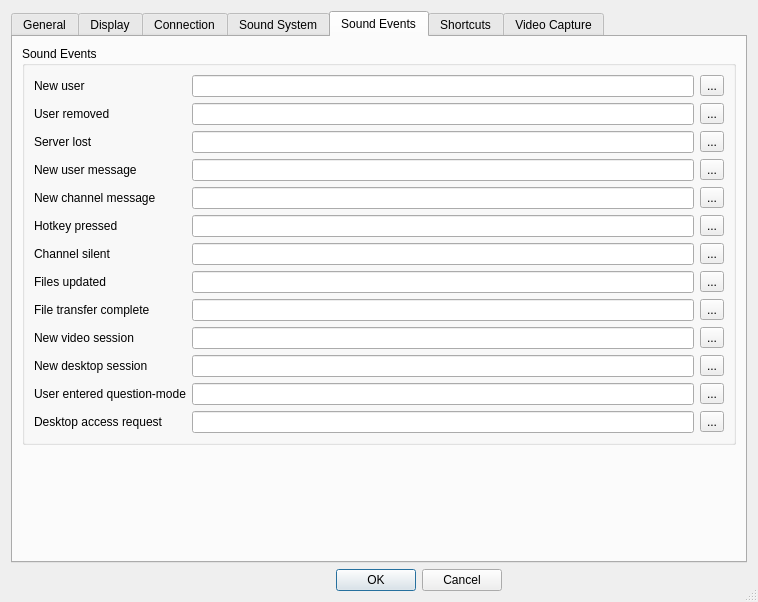
First picture: the form in Client/qtTeamTalk/preferences.ui, repository Vector1990/TeamTalk5, before the edit.
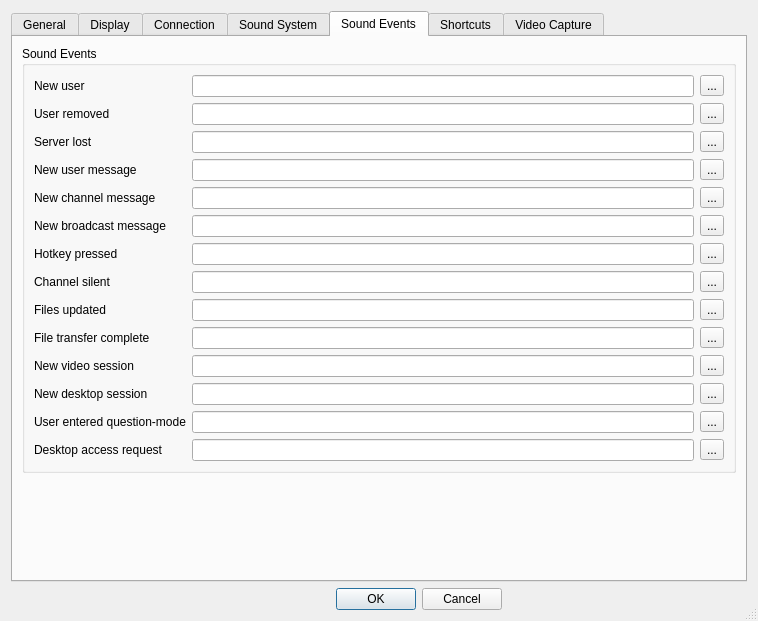
Second picture: the form after the edit. The open tabs and pages were chosen to show the change. Icons and pictures are not drawn.

Commit message: Qt Client support for broadcast message

```diff
--- a/Client/qtTeamTalk/preferences.ui
+++ b/Client/qtTeamTalk/preferences.ui
@@ -7,7 +7,7 @@
     <x>0</x>
     <y>0</y>
     <width>758</width>
-    <height>602</height>
+    <height>621</height>
    </rect>
   </property>
   <property name="windowTitle">
@@ -1154,31 +1154,42 @@
          <layout class="QHBoxLayout" name="horizontalLayout_14">
           <item>
            <layout class="QGridLayout" name="gridLayout_4">
-            <item row="0" column="0">
-             <widget class="QLabel" name="label_16">
+            <item row="1" column="2">
+             <widget class="QToolButton" name="rmuserButton">
               <property name="text">
-               <string>New user</string>
+               <string notr="true">...</string>
               </property>
-              <property name="buddy">
-               <cstring>newuserEdit</cstring>
+             </widget>
+            </item>
+            <item row="0" column="2">
+             <widget class="QToolButton" name="newuserButton">
+              <property name="sizePolicy">
+               <sizepolicy hsizetype="Minimum" vsizetype="Fixed">
+                <horstretch>0</horstretch>
+                <verstretch>0</verstretch>
+               </sizepolicy>
               </property>
+              <property name="text">
+               <string notr="true">...</string>
+              </property>
              </widget>
             </item>
-            <item row="0" column="1">
-             <widget class="QLineEdit" name="newuserEdit"/>
-            </item>
-            <item row="1" column="0">
-             <widget class="QLabel" name="label_17">
+            <item row="12" column="0">
+             <widget class="QLabel" name="label_38">
               <property name="text">
-               <string>User removed</string>
+               <string>User entered question-mode</string>
               </property>
               <property name="buddy">
-               <cstring>rmuserEdit</cstring>
+               <cstring>questionmodeEdit</cstring>
               </property>
              </widget>
             </item>
-            <item row="1" column="1">
-             <widget class="QLineEdit" name="rmuserEdit"/>
+            <item row="5" column="0">
+             <widget class="QLabel" name="label_36">
+              <property name="text">
+               <string>New broadcast message</string>
+              </property>
+             </widget>
             </item>
             <item row="2" column="0">
              <widget class="QLabel" name="label_18">
@@ -1190,8 +1201,11 @@
               </property>
              </widget>
             </item>
-            <item row="2" column="1">
-             <widget class="QLineEdit" name="srvlostEdit"/>
+            <item row="12" column="1">
+             <widget class="QLineEdit" name="questionmodeEdit"/>
+            </item>
+            <item row="3" column="1">
+             <widget class="QLineEdit" name="usermsgEdit"/>
             </item>
             <item row="3" column="0">
              <widget class="QLabel" name="label_19">
@@ -1203,23 +1217,35 @@
               </property>
              </widget>
             </item>
-            <item row="3" column="1">
-             <widget class="QLineEdit" name="usermsgEdit"/>
+            <item row="6" column="2">
+             <widget class="QToolButton" name="hotkeyButton">
+              <property name="text">
+               <string notr="true">...</string>
+              </property>
+             </widget>
             </item>
-            <item row="4" column="0">
-             <widget class="QLabel" name="label_20">
+            <item row="13" column="2">
+             <widget class="QToolButton" name="desktopaccessBtn">
               <property name="text">
-               <string>New channel message</string>
+               <string>...</string>
               </property>
-              <property name="buddy">
-               <cstring>chanmsgEdit</cstring>
+             </widget>
+            </item>
+            <item row="12" column="2">
+             <widget class="QToolButton" name="questionmodeBtn">
+              <property name="text">
+               <string>...</string>
               </property>
              </widget>
             </item>
-            <item row="4" column="1">
-             <widget class="QLineEdit" name="chanmsgEdit"/>
+            <item row="10" column="2">
+             <widget class="QToolButton" name="videosessionButton">
+              <property name="text">
+               <string notr="true">...</string>
+              </property>
+             </widget>
             </item>
-            <item row="5" column="0">
+            <item row="6" column="0">
              <widget class="QLabel" name="label_21">
               <property name="text">
                <string>Hotkey pressed</string>
@@ -1229,23 +1255,7 @@
               </property>
              </widget>
             </item>
-            <item row="5" column="1">
-             <widget class="QLineEdit" name="hotkeyEdit"/>
-            </item>
-            <item row="6" column="0">
-             <widget class="QLabel" name="label_22">
-              <property name="text">
-               <string>Channel silent</string>
-              </property>
-              <property name="buddy">
-               <cstring>chansilentEdit</cstring>
-              </property>
-             </widget>
-            </item>
-            <item row="6" column="1">
-             <widget class="QLineEdit" name="chansilentEdit"/>
-            </item>
-            <item row="7" column="0">
+            <item row="8" column="0">
              <widget class="QLabel" name="label_23">
               <property name="text">
                <string>Files updated</string>
@@ -1255,105 +1265,10 @@
               </property>
              </widget>
             </item>
-            <item row="7" column="1">
-             <widget class="QLineEdit" name="fileupdEdit"/>
+            <item row="0" column="1">
+             <widget class="QLineEdit" name="newuserEdit"/>
             </item>
-            <item row="8" column="0">
-             <widget class="QLabel" name="label_24">
-              <property name="text">
-               <string>File transfer complete</string>
-              </property>
-              <property name="buddy">
-               <cstring>transferdoneEdit</cstring>
-              </property>
-             </widget>
-            </item>
-            <item row="8" column="1">
-             <widget class="QLineEdit" name="transferdoneEdit"/>
-            </item>
-            <item row="0" column="2">
-             <widget class="QToolButton" name="newuserButton">
-              <property name="sizePolicy">
-               <sizepolicy hsizetype="Minimum" vsizetype="Fixed">
-                <horstretch>0</horstretch>
-                <verstretch>0</verstretch>
-               </sizepolicy>
-              </property>
-              <property name="text">
-               <string notr="true">...</string>
-              </property>
-             </widget>
-            </item>
-            <item row="1" column="2">
-             <widget class="QToolButton" name="rmuserButton">
-              <property name="text">
-               <string notr="true">...</string>
-              </property>
-             </widget>
-            </item>
-            <item row="2" column="2">
-             <widget class="QToolButton" name="srvlostButton">
-              <property name="text">
-               <string notr="true">...</string>
-              </property>
-             </widget>
-            </item>
-            <item row="3" column="2">
-             <widget class="QToolButton" name="usermsgButton">
-              <property name="text">
-               <string notr="true">...</string>
-              </property>
-             </widget>
-            </item>
-            <item row="4" column="2">
-             <widget class="QToolButton" name="chanmsgButton">
-              <property name="text">
-               <string notr="true">...</string>
-              </property>
-             </widget>
-            </item>
-            <item row="5" column="2">
-             <widget class="QToolButton" name="hotkeyButton">
-              <property name="text">
-               <string notr="true">...</string>
-              </property>
-             </widget>
-            </item>
-            <item row="7" column="2">
-             <widget class="QToolButton" name="fileupdButton">
-              <property name="text">
-               <string notr="true">...</string>
-              </property>
-             </widget>
-            </item>
-            <item row="6" column="2">
-             <widget class="QToolButton" name="chansilentButton">
-              <property name="text">
-               <string notr="true">...</string>
-              </property>
-             </widget>
-            </item>
-            <item row="8" column="2">
-             <widget class="QToolButton" name="transferdoneButton">
-              <property name="text">
-               <string notr="true">...</string>
-              </property>
-             </widget>
-            </item>
-            <item row="9" column="0">
-             <widget class="QLabel" name="label_32">
-              <property name="text">
-               <string>New video session</string>
-              </property>
-              <property name="buddy">
-               <cstring>videosessionEdit</cstring>
-              </property>
-             </widget>
-            </item>
-            <item row="9" column="1">
-             <widget class="QLineEdit" name="videosessionEdit"/>
-            </item>
-            <item row="10" column="0">
+            <item row="11" column="0">
              <widget class="QLabel" name="label_37">
               <property name="text">
                <string>New desktop session</string>
@@ -1364,43 +1279,52 @@
              </widget>
             </item>
             <item row="10" column="1">
-             <widget class="QLineEdit" name="desktopsessionEdit"/>
+             <widget class="QLineEdit" name="videosessionEdit"/>
+            </item>
+            <item row="4" column="1">
+             <widget class="QLineEdit" name="chanmsgEdit"/>
+            </item>
+            <item row="10" column="0">
+             <widget class="QLabel" name="label_32">
+              <property name="text">
+               <string>New video session</string>
+              </property>
+              <property name="buddy">
+               <cstring>videosessionEdit</cstring>
+              </property>
+             </widget>
             </item>
             <item row="9" column="2">
-             <widget class="QToolButton" name="videosessionButton">
+             <widget class="QToolButton" name="transferdoneButton">
               <property name="text">
                <string notr="true">...</string>
               </property>
              </widget>
             </item>
-            <item row="10" column="2">
-             <widget class="QToolButton" name="desktopsessionButton">
+            <item row="2" column="2">
+             <widget class="QToolButton" name="srvlostButton">
               <property name="text">
                <string notr="true">...</string>
               </property>
              </widget>
             </item>
-            <item row="11" column="0">
-             <widget class="QLabel" name="label_38">
-              <property name="text">
-               <string>User entered question-mode</string>
-              </property>
-              <property name="buddy">
-               <cstring>questionmodeEdit</cstring>
-              </property>
-             </widget>
+            <item row="1" column="1">
+             <widget class="QLineEdit" name="rmuserEdit"/>
             </item>
-            <item row="11" column="1">
-             <widget class="QLineEdit" name="questionmodeEdit"/>
+            <item row="7" column="1">
+             <widget class="QLineEdit" name="chansilentEdit"/>
+            </item>
+            <item row="2" column="1">
+             <widget class="QLineEdit" name="srvlostEdit"/>
             </item>
             <item row="11" column="2">
-             <widget class="QToolButton" name="questionmodeBtn">
+             <widget class="QToolButton" name="desktopsessionButton">
               <property name="text">
-               <string>...</string>
+               <string notr="true">...</string>
               </property>
              </widget>
             </item>
-            <item row="12" column="0">
+            <item row="13" column="0">
              <widget class="QLabel" name="label_40">
               <property name="text">
                <string>Desktop access request</string>
@@ -1410,13 +1334,106 @@
               </property>
              </widget>
             </item>
-            <item row="12" column="1">
+            <item row="13" column="1">
              <widget class="QLineEdit" name="desktopaccessEdit"/>
             </item>
-            <item row="12" column="2">
-             <widget class="QToolButton" name="desktopaccessBtn">
+            <item row="9" column="0">
+             <widget class="QLabel" name="label_24">
               <property name="text">
-               <string>...</string>
+               <string>File transfer complete</string>
+              </property>
+              <property name="buddy">
+               <cstring>transferdoneEdit</cstring>
+              </property>
+             </widget>
+            </item>
+            <item row="0" column="0">
+             <widget class="QLabel" name="label_16">
+              <property name="text">
+               <string>New user</string>
+              </property>
+              <property name="buddy">
+               <cstring>newuserEdit</cstring>
+              </property>
+             </widget>
+            </item>
+            <item row="8" column="1">
+             <widget class="QLineEdit" name="fileupdEdit"/>
+            </item>
+            <item row="3" column="2">
+             <widget class="QToolButton" name="usermsgButton">
+              <property name="text">
+               <string notr="true">...</string>
+              </property>
+             </widget>
+            </item>
+            <item row="4" column="0">
+             <widget class="QLabel" name="label_20">
+              <property name="text">
+               <string>New channel message</string>
+              </property>
+              <property name="buddy">
+               <cstring>chanmsgEdit</cstring>
+              </property>
+             </widget>
+            </item>
+            <item row="11" column="1">
+             <widget class="QLineEdit" name="desktopsessionEdit"/>
+            </item>
+            <item row="1" column="0">
+             <widget class="QLabel" name="label_17">
+              <property name="text">
+               <string>User removed</string>
+              </property>
+              <property name="buddy">
+               <cstring>rmuserEdit</cstring>
+              </property>
+             </widget>
+            </item>
+            <item row="6" column="1">
+             <widget class="QLineEdit" name="hotkeyEdit"/>
+            </item>
+            <item row="7" column="2">
+             <widget class="QToolButton" name="chansilentButton">
+              <property name="text">
+               <string notr="true">...</string>
+              </property>
+             </widget>
+            </item>
+            <item row="9" column="1">
+             <widget class="QLineEdit" name="transferdoneEdit"/>
+            </item>
+            <item row="8" column="2">
+             <widget class="QToolButton" name="fileupdButton">
+              <property name="text">
+               <string notr="true">...</string>
+              </property>
+             </widget>
+            </item>
+            <item row="4" column="2">
+             <widget class="QToolButton" name="chanmsgButton">
+              <property name="text">
+               <string notr="true">...</string>
+              </property>
+             </widget>
+            </item>
+            <item row="7" column="0">
+             <widget class="QLabel" name="label_22">
+              <property name="text">
+               <string>Channel silent</string>
+              </property>
+              <property name="buddy">
+               <cstring>chansilentEdit</cstring>
+              </property>
+             </widget>
+            </item>
+            <item row="5" column="1">
+             <widget class="QLineEdit" name="bcastmsgEdit"/>
+            </item>
+            <item row="5" column="2">
+             <widget class="QToolButton" name="bcastmsgButton">
+              <property name="text">
+               <string notr="true">...</string>
               </property>
              </widget>
             </item>
```
Left out of the diff: 5 changed lines with no effect on the pictures. The commit also changes 9 other files.
